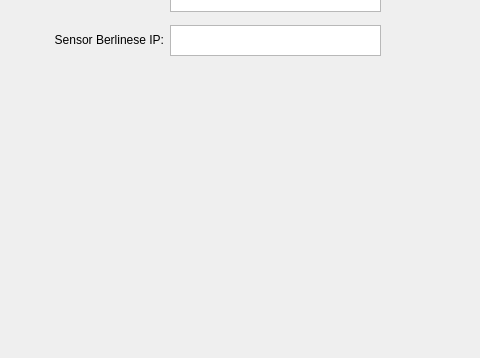
The window that QTui/settings.ui (claudiolammirato/QTAquarium) describes before a commit, drawn with Qt 5; both pictures show x 0 to 480 and y 122 to 480 of the 640 by 480 pixel window.
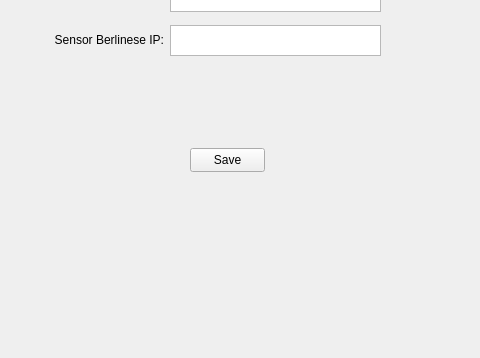
The same window after the commit.

```diff
--- a/QTui/settings.ui
+++ b/QTui/settings.ui
@@ -129,6 +129,19 @@
     </rect>
    </property>
   </widget>
+  <widget class="QPushButton" name="saveButton">
+   <property name="geometry">
+    <rect>
+     <x>190</x>
+     <y>270</y>
+     <width>75</width>
+     <height>24</height>
+    </rect>
+   </property>
+   <property name="text">
+    <string>Save</string>
+   </property>
+  </widget>
  </widget>
  <resources/>
  <connections/>
```
